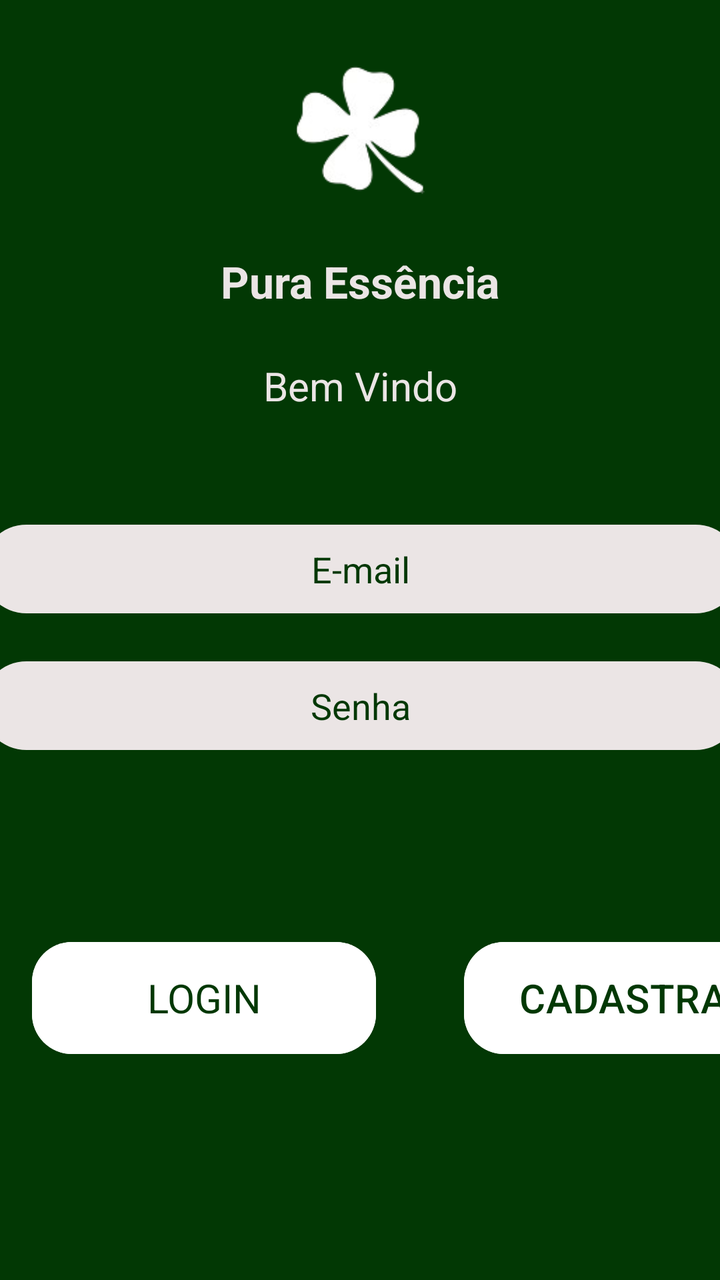
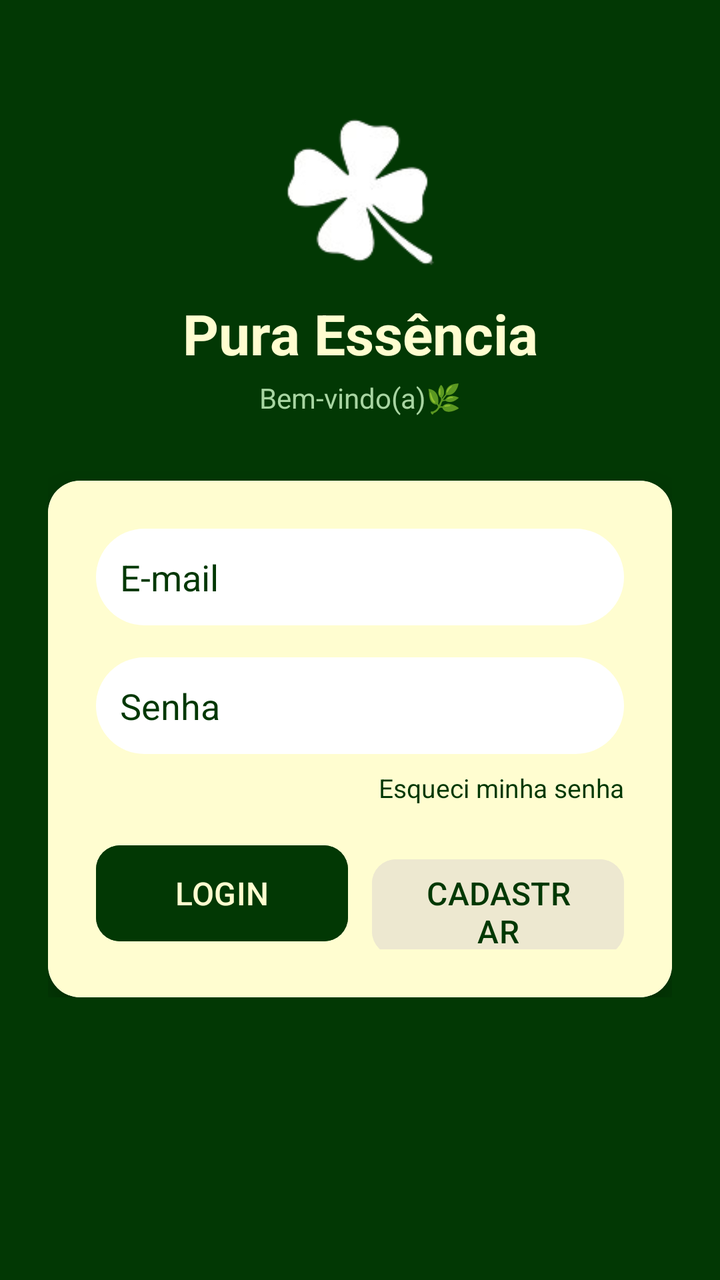

The first picture is an Android layout as it rendered before a commit; the second is the same layout after the commit. The layout source and the unified diff follow.
<!-- AndroidManifest.xml: application theme Theme.AppLoginTest -->
<!-- res/layout/activity_main.xml -->
<?xml version="1.0" encoding="utf-8"?>
<androidx.constraintlayout.widget.ConstraintLayout xmlns:android="http://schemas.android.com/apk/res/android"
    xmlns:app="http://schemas.android.com/apk/res-auto"
    xmlns:tools="http://schemas.android.com/tools"
    android:id="@+id/main"
    android:layout_width="match_parent"
    android:layout_height="match_parent"
    android:background="#023804"
    tools:context=".MainActivity">

    <TextView
        android:id="@+id/textView"
        android:layout_width="wrap_content"
        android:layout_height="wrap_content"
        android:layout_marginTop="24dp"
        android:text="Pura Essência"
        android:textAppearance="@style/TextAppearance.AppCompat.Large"
        android:textColor="#EBE5E5"
        android:textStyle="bold"
        app:layout_constraintEnd_toEndOf="parent"
        app:layout_constraintStart_toStartOf="parent"
        app:layout_constraintTop_toBottomOf="@+id/imageView2" />

    <Button
        android:id="@+id/button"
        android:layout_width="172dp"
        android:layout_height="64dp"
        android:layout_marginStart="16dp"
        android:layout_marginTop="92dp"
        android:backgroundTint="#ffff"
        android:text="@string/login"
        android:textAppearance="@style/TextAppearance.AppCompat.Large"
        android:textColor="#023804"
        android:textSize="20sp"
        android:textStyle="normal"
        app:cornerRadius="20dp"
        app:layout_constraintStart_toStartOf="parent"
        app:layout_constraintTop_toBottomOf="@+id/editTextSenha" />

    <Button
        android:id="@+id/btnCadastrar"
        android:layout_width="172dp"
        android:layout_height="64dp"
        android:layout_marginStart="44dp"
        android:backgroundTint="#ffff"
        android:text="CADASTRAR"
        android:textColor="#023804"
        android:textSize="20sp"
        android:textStyle="normal"
        app:cornerRadius="20dp"
        app:layout_constraintBottom_toBottomOf="@+id/button"
        app:layout_constraintStart_toEndOf="@+id/button"
        app:layout_constraintTop_toTopOf="@+id/button"
        app:layout_constraintVertical_bias="0.0" />

    <EditText
        android:id="@+id/editTextEmail"
        android:layout_width="379dp"
        android:layout_height="wrap_content"
        android:layout_marginTop="56dp"
        android:background="@drawable/fundo_input_branco"
        android:backgroundTint="#EBE5E5"
        android:ems="10"
        android:hint="E-mail"
        android:inputType="textEmailAddress"
        android:textAlignment="center"
        android:textColorHint="#023804"
        app:layout_constraintEnd_toEndOf="parent"
        app:layout_constraintStart_toStartOf="parent"
        app:layout_constraintTop_toBottomOf="@+id/textView5" />

    <EditText
        android:id="@+id/editTextSenha"
        android:layout_width="379dp"
        android:layout_height="wrap_content"
        android:layout_marginTop="24dp"
        android:background="@drawable/fundo_input_branco"
        android:backgroundTint="#EBE5E5"
        android:ems="10"
        android:hint="Senha"
        android:inputType="textPassword"
        android:textAlignment="center"
        android:textColorHint="#023804"
        app:layout_constraintEnd_toEndOf="parent"
        app:layout_constraintStart_toStartOf="parent"
        app:layout_constraintTop_toBottomOf="@+id/editTextEmail" />

    <TextView
        android:id="@+id/textView5"
        android:layout_width="wrap_content"
        android:layout_height="wrap_content"
        android:layout_marginTop="24dp"
        android:text="Bem Vindo"
        android:textColor="#EBE5E5"
        android:textSize="20sp"
        android:textStyle="normal"
        app:layout_constraintEnd_toEndOf="parent"
        app:layout_constraintStart_toStartOf="parent"
        app:layout_constraintTop_toBottomOf="@+id/textView" />

    <ImageView
        android:id="@+id/imageView2"
        android:layout_width="70dp"
        android:layout_height="74dp"
        android:layout_marginTop="28dp"
        android:background="#023804"

        app:layout_constraintEnd_toEndOf="parent"
        app:layout_constraintStart_toStartOf="parent"
        app:layout_constraintTop_toTopOf="parent"
        app:srcCompat="@drawable/icone_essencia" />


</androidx.constraintlayout.widget.ConstraintLayout>
<!-- resources referenced by this layout -->
<resources>
  <!-- drawable fundo_input_branco (drawable) -->
  <?xml version="1.0" encoding="utf-8"?>
  <shape xmlns:android="http://schemas.android.com/apk/res/android">
      <solid android:color="#FFFFFF" />
  
      <corners android:radius="25dp" />
  
      <padding
          android:left="15dp"
          android:top="10dp"
          android:right="15dp"
          android:bottom="10dp" />
  </shape>
  <!-- drawable icone_essencia: png bitmap (drawable, 7572 bytes) -->
  <string name="login">LOGIN</string>
  <style name="Theme.AppLoginTest" parent="Base.Theme.AppLoginTest" />
  <style name="Base.Theme.AppLoginTest" parent="Theme.Material3.DayNight.NoActionBar">
          
          
      </style>
</resources>

<!-- the commit's change to res/layout/activity_main.xml (unified diff, before → after) -->
@@ -1,114 +1,143 @@
 <?xml version="1.0" encoding="utf-8"?>
-<androidx.constraintlayout.widget.ConstraintLayout xmlns:android="http://schemas.android.com/apk/res/android"
+<ScrollView xmlns:android="http://schemas.android.com/apk/res/android"
     xmlns:app="http://schemas.android.com/apk/res-auto"
-    xmlns:tools="http://schemas.android.com/tools"
     android:id="@+id/main"
     android:layout_width="match_parent"
     android:layout_height="match_parent"
-    android:background="#023804"
-    tools:context=".MainActivity">
+    android:background="#023804">
 
-    <TextView
-        android:id="@+id/textView"
-        android:layout_width="wrap_content"
+    <androidx.constraintlayout.widget.ConstraintLayout
+        android:layout_width="match_parent"
         android:layout_height="wrap_content"
-        android:layout_marginTop="24dp"
-        android:text="Pura Essência"
-        android:textAppearance="@style/TextAppearance.AppCompat.Large"
-        android:textColor="#EBE5E5"
-        android:textStyle="bold"
-        app:layout_constraintEnd_toEndOf="parent"
-        app:layout_constraintStart_toStartOf="parent"
-        app:layout_constraintTop_toBottomOf="@+id/imageView2" />
+        android:padding="24dp">
 
-    <Button
-        android:id="@+id/button"
-        android:layout_width="172dp"
-        android:layout_height="64dp"
-        android:layout_marginStart="16dp"
-        android:layout_marginTop="92dp"
-        android:backgroundTint="#ffff"
-        android:text="@string/login"
-        android:textAppearance="@style/TextAppearance.AppCompat.Large"
-        android:textColor="#023804"
-        android:textSize="20sp"
-        android:textStyle="normal"
-        app:cornerRadius="20dp"
-        app:layout_constraintStart_toStartOf="parent"
-        app:layout_constraintTop_toBottomOf="@+id/editTextSenha" />
+        
+        <ImageView
+            android:id="@+id/imageView2"
+            android:layout_width="80dp"
+            android:layout_height="80dp"
+            android:layout_marginTop="32dp"
+            app:srcCompat="@drawable/icone_essencia"
+            app:layout_constraintEnd_toEndOf="parent"
+            app:layout_constraintStart_toStartOf="parent"
+            app:layout_constraintTop_toTopOf="parent"
+            />
 
-    <Button
-        android:id="@+id/btnCadastrar"
-        android:layout_width="172dp"
-        android:layout_height="64dp"
-        android:layout_marginStart="44dp"
-        android:backgroundTint="#ffff"
-        android:text="CADASTRAR"
-        android:textColor="#023804"
-        android:textSize="20sp"
-        android:textStyle="normal"
-        app:cornerRadius="20dp"
-        app:layout_constraintBottom_toBottomOf="@+id/button"
-        app:layout_constraintStart_toEndOf="@+id/button"
-        app:layout_constraintTop_toTopOf="@+id/button"
-        app:layout_constraintVertical_bias="0.0" />
+        <TextView
+            android:id="@+id/tvTitulo"
+            android:layout_width="wrap_content"
+            android:layout_height="wrap_content"
+            android:layout_marginTop="12dp"
+            android:text="Pura Essência"
+            android:textColor="#FFFDD0"
+            android:textSize="28sp"
+            android:textStyle="bold"
+            app:layout_constraintEnd_toEndOf="parent"
+            app:layout_constraintStart_toStartOf="parent"
+            app:layout_constraintTop_toBottomOf="@+id/imageView2" />
 
-    <EditText
-        android:id="@+id/editTextEmail"
-        android:layout_width="379dp"
-        android:layout_height="wrap_content"
-        android:layout_marginTop="56dp"
-        android:background="@drawable/fundo_input_branco"
-        android:backgroundTint="#EBE5E5"
-        android:ems="10"
-        android:hint="E-mail"
-        android:inputType="textEmailAddress"
-        android:textAlignment="center"
-        android:textColorHint="#023804"
-        app:layout_constraintEnd_toEndOf="parent"
-        app:layout_constraintStart_toStartOf="parent"
-        app:layout_constraintTop_toBottomOf="@+id/textView5" />
+        <TextView
+            android:id="@+id/tvSubtitulo"
+            android:layout_width="wrap_content"
+            android:layout_height="wrap_content"
+            android:layout_marginTop="4dp"
+            android:text="Bem-vindo(a)🌿"
+            android:textColor="#A8D5A2"
+            android:textSize="14sp"
+            app:layout_constraintEnd_toEndOf="parent"
+            app:layout_constraintStart_toStartOf="parent"
+            app:layout_constraintTop_toBottomOf="@+id/tvTitulo" />
 
-    <EditText
-        android:id="@+id/editTextSenha"
-        android:layout_width="379dp"
-        android:layout_height="wrap_content"
-        android:layout_marginTop="24dp"
-        android:background="@drawable/fundo_input_branco"
-        android:backgroundTint="#EBE5E5"
-        android:ems="10"
-        android:hint="Senha"
-        android:inputType="textPassword"
-        android:textAlignment="center"
-        android:textColorHint="#023804"
-        app:layout_constraintEnd_toEndOf="parent"
-        app:layout_constraintStart_toStartOf="parent"
-        app:layout_constraintTop_toBottomOf="@+id/editTextEmail" />
+        
+        <androidx.cardview.widget.CardView
+            android:id="@+id/cardLogin"
+            android:layout_width="0dp"
+            android:layout_height="wrap_content"
+            android:layout_marginTop="32dp"
+            app:cardCornerRadius="16dp"
+            app:cardElevation="8dp"
+            app:layout_constraintEnd_toEndOf="parent"
+            app:layout_constraintStart_toStartOf="parent"
+            app:layout_constraintTop_toBottomOf="@+id/tvSubtitulo">
 
-    <TextView
-        android:id="@+id/textView5"
-        android:layout_width="wrap_content"
-        android:layout_height="wrap_content"
-        android:layout_marginTop="24dp"
-        android:text="Bem Vindo"
-        android:textColor="#EBE5E5"
-        android:textSize="20sp"
-        android:textStyle="normal"
-        app:layout_constraintEnd_toEndOf="parent"
-        app:layout_constraintStart_toStartOf="parent"
-        app:layout_constraintTop_toBottomOf="@+id/textView" />
+            <LinearLayout
+                android:layout_width="match_parent"
+                android:layout_height="wrap_content"
+                android:orientation="vertical"
+                android:padding="24dp"
+                android:background="#FFFDD0">
 
-    <ImageView
-        android:id="@+id/imageView2"
-        android:layout_width="70dp"
-        android:layout_height="74dp"
-        android:layout_marginTop="28dp"
-        android:background="#023804"
+                <EditText
+                    android:id="@+id/editTextEmail"
+                    android:layout_width="match_parent"
+                    android:layout_height="wrap_content"
+                    android:background="@drawable/fundo_input_branco"
+                    android:hint="E-mail"
+                    android:inputType="textEmailAddress"
+                    android:padding="12dp"
+                    android:textColorHint="#023804"
+                    />
 
-        app:layout_constraintEnd_toEndOf="parent"
-        app:layout_constraintStart_toStartOf="parent"
-        app:layout_constraintTop_toTopOf="parent"
-        app:srcCompat="@drawable/icone_essencia" />
+                <EditText
+                    android:id="@+id/editTextSenha"
+                    android:layout_width="match_parent"
+                    android:layout_height="wrap_content"
+                    android:layout_marginTop="16dp"
+                    android:background="@drawable/fundo_input_branco"
+                    android:hint="Senha"
+                    android:inputType="textPassword"
+                    android:padding="12dp"
+                    android:textColorHint="#023804" />
 
+                <TextView
+                    android:id="@+id/tvEsqueciSenha"
+                    android:layout_width="wrap_content"
+                    android:layout_height="wrap_content"
+                    android:layout_gravity="end"
+                    android:layout_marginTop="8dp"
+                    android:text="Esqueci minha senha"
+                    android:textColor="#023804"
+                    android:textSize="13sp" />
 
-</androidx.constraintlayout.widget.ConstraintLayout>
+                <ProgressBar
+                    android:id="@+id/progressBar"
+                    android:layout_width="wrap_content"
+                    android:layout_height="wrap_content"
+                    android:layout_gravity="center"
+                    android:layout_marginTop="8dp"
+                    android:visibility="gone" />
+
+                <LinearLayout
+                    android:layout_width="match_parent"
+                    android:layout_height="wrap_content"
+                    android:layout_marginTop="16dp"
+                    android:orientation="horizontal">
+
+                    <Button
+                        android:id="@+id/button"
+                        android:layout_width="0dp"
+                        android:layout_height="56dp"
+                        android:layout_weight="1"
+                        android:backgroundTint="#023804"
+                        android:text="LOGIN"
+                        android:textColor="#FFFDD0"
+                        android:textSize="16sp"
+                        app:cornerRadius="12dp" />
+
+                    <Button
+                        android:id="@+id/btnCadastrar"
+                        android:layout_width="0dp"
+                        android:layout_height="56dp"
+                        android:layout_marginStart="12dp"
+                        android:layout_weight="1"
+                        android:backgroundTint="#EDE8D0"
+                        android:text="CADASTRAR"
+                        android:textColor="#023804"
+                        android:textSize="16sp"
+                        app:cornerRadius="12dp"
+                        />
+                </LinearLayout>
+            </LinearLayout>
+        </androidx.cardview.widget.CardView>
+    </androidx.constraintlayout.widget.ConstraintLayout>
+</ScrollView>
<!-- resource entries referenced after the edit -->
@@ -14,7 +14,6 @@
           android:bottom="10dp" />
   </shape>
   <!-- drawable icone_essencia: png bitmap (drawable, 7572 bytes) -->
-  <string name="login">LOGIN</string>
   <style name="Theme.AppLoginTest" parent="Base.Theme.AppLoginTest" />
   <style name="Base.Theme.AppLoginTest" parent="Theme.Material3.DayNight.NoActionBar">
           
